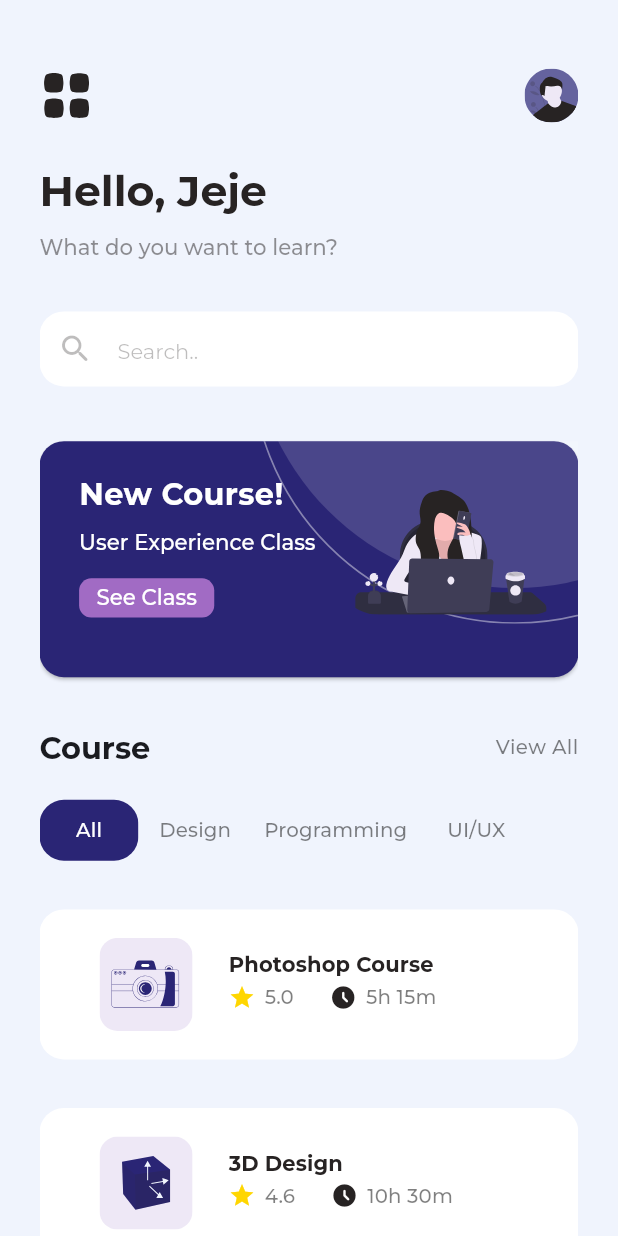
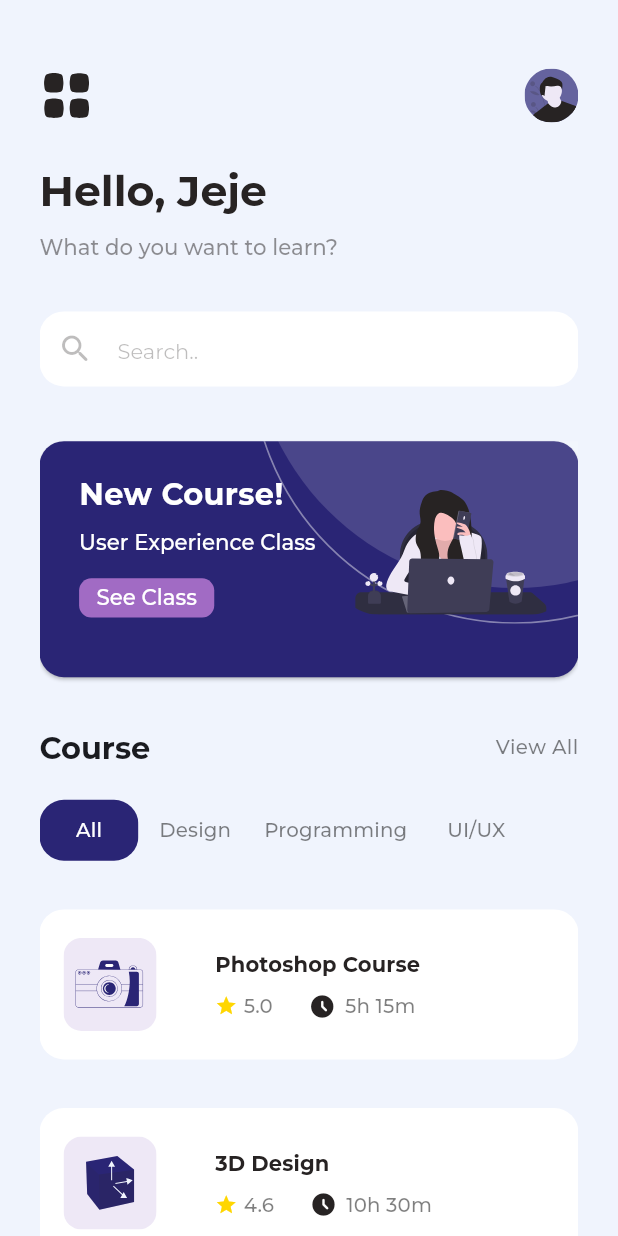
Before and after one commit to roya-zadran/onlinelearningapp, a Flutter app: the HomePage screen opened directly, on a phone screen of 412 x 824 dp. Run offline on Flutter 3.47's test engine with Material 3 defaults, Android fonts, the phone set to English and light mode, and no system bars; our stand-ins replace flutter_screenutil, flutter_svg, google_fonts.

Commit message:
OverFlow Fixing
Extra Padding in ElevatedButton

```diff
--- a/lib/widgets/mini_card_widget.dart
+++ b/lib/widgets/mini_card_widget.dart
@@ -2,7 +2,6 @@ import 'package:flutter/material.dart';
 import 'package:flutter_svg/flutter_svg.dart';
 import 'package:google_fonts/google_fonts.dart';
 import 'package:onlinelearningapp/data/constants.dart';
-
 
 class miniCardWidget extends StatelessWidget {
   final String assetImage;
@@ -21,12 +20,13 @@ class miniCardWidget extends StatelessWidget {
   @override
   Widget build(BuildContext context) {
     return ElevatedButton(
-      onPressed: (){},
+      onPressed: () {},
       style: ElevatedButton.styleFrom(
         backgroundColor: Colors.white,
         elevation: 0,
+        padding: EdgeInsets.zero,
 
-        shape: RoundedRectangleBorder(borderRadius: BorderRadius.circular(16),)
+        shape: RoundedRectangleBorder(borderRadius: BorderRadius.circular(16)),
       ),
       child: Container(
         height: 100,
@@ -36,9 +36,11 @@ class miniCardWidget extends StatelessWidget {
           child: Row(
             children: [
               SvgPicture.asset(assetImage, width: 62, height: 62),
-                Padding(
-                  padding: const EdgeInsets.symmetric(
-                    horizontal: 24,
+              SizedBox(width: 23,),
+              Expanded(
+                child: Padding(
+                  padding: EdgeInsets.symmetric(
+                    horizontal: 16,
                     vertical: 11,
                   ),
                   child: Column(
@@ -52,22 +54,29 @@ class miniCardWidget extends StatelessWidget {
                           color: Color(0xFF272323),
                         ),
                       ),
-                      SizedBox(height: 2),
+                      SizedBox(height: 8),
                       Row(
                         children: [
-                          Icon(Icons.star, color: Color(0xFFFFD600)),
-                          SizedBox(width: 6),
-                          Text(myRate, style: RowButtons.kUnabledTextColor),
+                          Icon(Icons.star, color: Color(0xFFFFD600), size: 15),
+                          SizedBox(width: 4),
+                          Text(
+                            myRate,
+                            style: RowButtons.kUnabledTextColor,
+                          ),
                           SizedBox(width: 24),
                           Icon(
                             Icons.access_time_filled_rounded,
                             color: Color(0xFF272323),
                           ),
                           SizedBox(width: 6),
-                          Text(myTime, style: RowButtons.kUnabledTextColor),
+                          Text(
+                            myTime,
+                            style: RowButtons.kUnabledTextColor,
+                          ),
                         ],
                       ),
                     ],
+                  ),
                 ),
               ),
             ],
```
Lines whose indentation alone changed are shown as unchanged.
